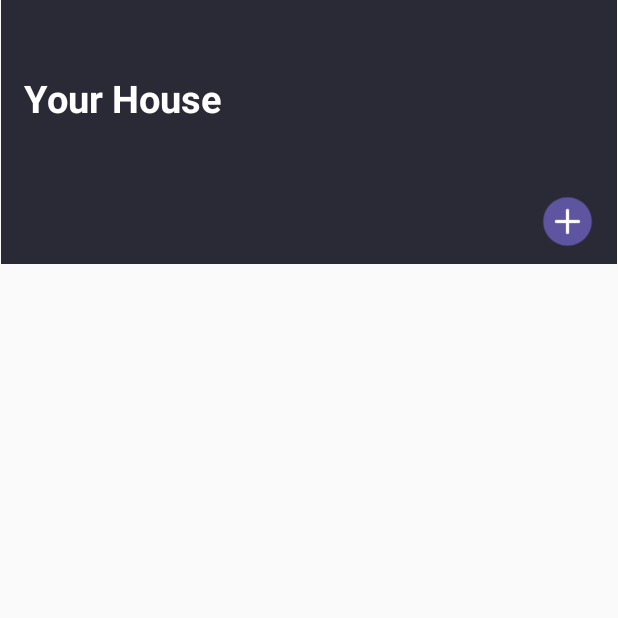
After one commit to Joweroony/smart_house.kyudyakov, an Android app: the homepage screen opened directly, with no data from a screen before it, on a phone screen of 412 x 824 dp, the top half of it. The commit adds this screen. Run offline under Robolectric (Android 15) with nearby library versions, the phone set to English and light mode, and no system bars.

Commit message:
pannels was hided

```diff
--- a/app/build.gradle
+++ b/app/build.gradle
@@ -26,6 +26,9 @@ android {
         sourceCompatibility JavaVersion.VERSION_1_8
         targetCompatibility JavaVersion.VERSION_1_8
     }
+    buildFeatures {
+        viewBinding true
+    }
 }
 
 dependencies {
@@ -33,6 +36,8 @@ dependencies {
     implementation 'androidx.appcompat:appcompat:1.5.1'
     implementation 'com.google.android.material:material:1.6.1'
     implementation 'androidx.constraintlayout:constraintlayout:2.1.4'
+    implementation 'androidx.navigation:navigation-fragment:2.4.1'
+    implementation 'androidx.navigation:navigation-ui:2.4.1'
     testImplementation 'junit:junit:4.13.2'
     androidTestImplementation 'androidx.test.ext:junit:1.1.3'
     androidTestImplementation 'androidx.test.espresso:espresso-core:3.4.0'
--- /dev/null
+++ b/app/src/main/java/com/example/smart_housekyudyakov/homepage.java
@@ -0,0 +1,14 @@
+package com.example.smart_housekyudyakov;
+
+import androidx.appcompat.app.AppCompatActivity;
+
+import android.os.Bundle;
+
+public class homepage extends AppCompatActivity {
+
+    @Override
+    protected void onCreate(Bundle savedInstanceState) {
+        super.onCreate(savedInstanceState);
+        setContentView(R.layout.activity_homepage);
+    }
+}
--- /dev/null
+++ b/app/src/main/res/layout/activity_homepage.xml
@@ -0,0 +1,51 @@
+<?xml version="1.0" encoding="utf-8"?>
+<androidx.constraintlayout.widget.ConstraintLayout xmlns:android="http://schemas.android.com/apk/res/android"
+    xmlns:app="http://schemas.android.com/apk/res-auto"
+    xmlns:tools="http://schemas.android.com/tools"
+    android:layout_width="match_parent"
+    android:layout_height="match_parent"
+    tools:context=".homepage">
+
+    <ImageView
+        android:id="@+id/rectangle_top"
+        android:layout_width="wrap_content"
+        android:layout_height="176dp"
+        app:layout_constraintBottom_toBottomOf="parent"
+        app:layout_constraintEnd_toEndOf="parent"
+        app:layout_constraintHorizontal_bias="0.0"
+        app:layout_constraintStart_toStartOf="parent"
+        app:layout_constraintTop_toTopOf="parent"
+        app:layout_constraintVertical_bias="0.0"
+        app:srcCompat="@drawable/rectangle_homepage"
+        android:contentDescription="@string/todo" />
+
+    <TextView
+        android:id="@+id/your_house_text"
+        android:layout_width="141dp"
+        android:layout_height="34dp"
+        android:text="@string/your_house"
+        android:textStyle="bold"
+        android:textColor="#FEFEFE"
+        android:textSize="25sp"
+        app:layout_constraintBottom_toBottomOf="parent"
+        app:layout_constraintEnd_toEndOf="parent"
+        app:layout_constraintHorizontal_bias="0.059"
+        app:layout_constraintStart_toStartOf="parent"
+        app:layout_constraintTop_toTopOf="parent"
+        app:layout_constraintVertical_bias="0.061" />
+
+    <Button
+        android:id="@+id/button2"
+        style="@style/Widget.AppCompat.Button"
+        android:layout_width="35dp"
+        android:layout_height="35dp"
+        android:background="@drawable/plusbutton_homepage"
+        app:layout_constraintBottom_toBottomOf="@+id/rectangle_top"
+        app:layout_constraintEnd_toEndOf="parent"
+        app:layout_constraintHorizontal_bias="0.958"
+        app:layout_constraintStart_toStartOf="parent"
+        app:layout_constraintTop_toTopOf="parent"
+        app:layout_constraintVertical_bias="0.924"
+        tools:ignore="TouchTargetSizeCheck,SpeakableTextPresentCheck" />
+
+</androidx.constraintlayout.widget.ConstraintLayout>
--- /dev/null
+++ b/app/src/main/res/values-land/dimens.xml
@@ -0,0 +1,3 @@
+<resources>
+      <dimen name="fab_margin">48dp</dimen>
+   </resources>
--- /dev/null
+++ b/app/src/main/res/values-w1240dp/dimens.xml
@@ -0,0 +1,3 @@
+<resources>
+      <dimen name="fab_margin">200dp</dimen>
+   </resources>
--- /dev/null
+++ b/app/src/main/res/values-w600dp/dimens.xml
@@ -0,0 +1,3 @@
+<resources>
+      <dimen name="fab_margin">48dp</dimen>
+   </resources>
--- /dev/null
+++ b/app/src/main/res/values/dimens.xml
@@ -0,0 +1,3 @@
+<resources>
+      <dimen name="fab_margin">16dp</dimen>
+   </resources>
```
Also changed, not shown: app/src/main/AndroidManifest.xml (+12 -5 lines), app/src/main/res/drawable/roundedbutton.xml (added, +9 -0 lines), app/src/main/res/values/strings.xml (+11 -0 lines), app/src/main/res/values/themes.xml (+7 -0 lines), app/src/main/res/drawable-v24/plusbutton_homepage.png (added), app/src/main/res/drawable-v24/rectangle_homepage.png (added).
